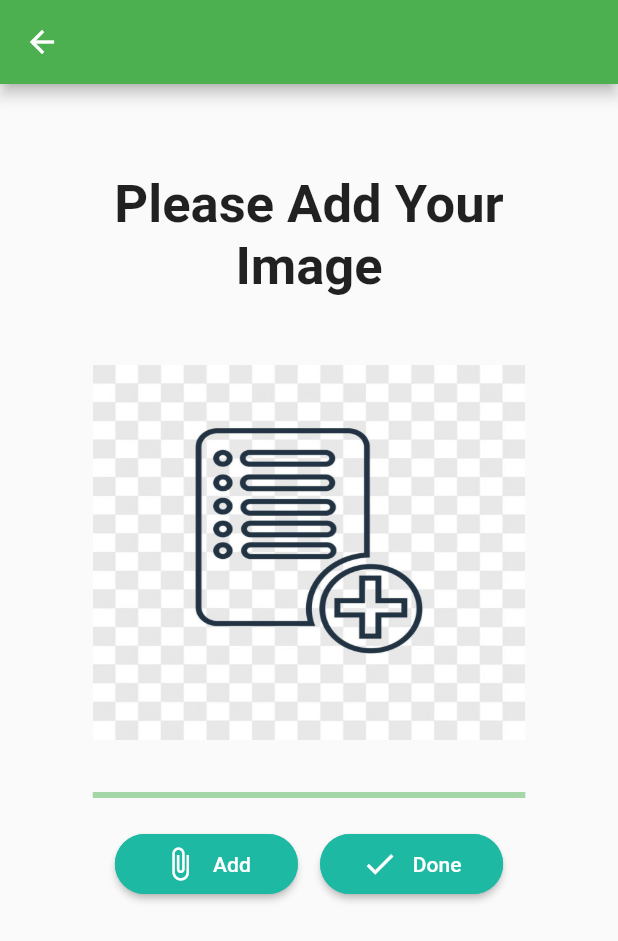
After one commit to rmanselefi/alen_mobile, a Flutter app: the ImageForm screen opened directly, on a phone screen of 412 x 824 dp. The commit adds this screen. Shown: the top 941 px of the screen. Run offline on Flutter 3.47's test engine with Material 2 defaults, Android fonts, the phone set to English and light mode, and no system bars; our stand-ins replace cached_network_image, cloud_firestore, connectivity_plus, country_code_picker, firebase_auth, firebase_core and 10 more; missing offline and left inert: firestore_search, mailto, map_launcher; accounts and stored records are empty; project files that could hold a hidden picture were left out.

Commit message:
Dave Mac

```diff
--- a/lib/ui/Forms/EmailForm.dart
+++ b/lib/ui/Forms/EmailForm.dart
@@ -2,6 +2,7 @@ import 'dart:io';
 
 import 'package:alen/providers/auth.dart';
 import 'package:alen/providers/language.dart';
+import 'package:alen/ui/Forms/MultipleImageForPharmacyAndImporter.dart';
 import 'package:alen/ui/Home/HomePage.dart';
 import 'package:flutter/material.dart';
 import 'package:provider/provider.dart';
@@ -491,7 +492,7 @@ class _EmailFormScreenState extends State<EmailFormScreen> {
                                             context,
                                             MaterialPageRoute(
                                               builder: (BuildContext context) =>
-                                                  HomePage(),
+                                                  ImageForm(),
                                             ),
                                                 (route) => false,
                                           );
--- /dev/null
+++ b/lib/ui/Forms/MultipleImageForPharmacyAndImporter.dart
@@ -0,0 +1,289 @@
+import 'dart:io';
+
+import 'package:alen/providers/auth.dart';
+import 'package:alen/providers/language.dart';
+import 'package:alen/providers/user_preference.dart';
+import 'package:alen/ui/Home/HomePage.dart';
+import 'package:alen/utils/AppColors.dart';
+import 'package:flutter/cupertino.dart';
+import 'package:flutter/material.dart';
+import 'package:image_picker/image_picker.dart';
+import 'package:provider/provider.dart';
+import 'package:shared_preferences/shared_preferences.dart';
+
+class ImageForm extends StatefulWidget {
+  final user;
+  const ImageForm(
+      {Key key, this.user})
+      : super(key: key);
+
+  @override
+  _ImageFormState createState() =>
+      new _ImageFormState();
+}
+
+class _ImageFormState
+    extends State<ImageForm> {
+  static const myCustomColors = AppColors();
+
+  String id;
+  void getHospitalId() {
+    UserPreferences().getUser().then((value) {
+      setState(() {
+        id = value;
+      });
+    });
+  }
+
+  @override
+  void initState() {
+    // TODO: implement initState
+    super.initState();
+    getHospitalId();
+  }
+
+  @override
+  Widget build(BuildContext parentContext) {
+    var pharmacyProvider =
+        Provider.of<AuthProvider>(parentContext, listen: false);
+
+    print("hospitalIdhospitalId $id");
+    return FutureBuilder<dynamic>(
+        future: SharedPreferences.getInstance(),
+        builder: (context, snapshot) {
+          if (snapshot.connectionState == ConnectionState.none &&
+              snapshot.hasData == null) {
+            return CircularProgressIndicator();
+          }
+          print('project snapshot data is: ${snapshot.data}');
+          if (snapshot.data == null) {
+            return Container(
+                child: Center(child: CircularProgressIndicator()));
+          } else {
+            var _myLanguage = snapshot.data.getString("lang");
+            var languageProvider = Provider.of<LanguageProvider>(parentContext, listen: true);
+            languageProvider.langOPT = _myLanguage;
+            return Scaffold(
+              appBar: AppBar(
+                leading: IconButton(
+                    icon: Icon(Icons.arrow_back),
+                    onPressed: () {
+                      Navigator.of(context).pop();
+                    }),
+              ),
+              body: SingleChildScrollView(
+                  child: Stack(
+                    children: <Widget>[
+                      Column(
+                        children: [
+                          Column(
+                            mainAxisSize: MainAxisSize.min,
+                            children: [
+                              Container(
+                                margin: EdgeInsets.fromLTRB(0, 40, 0, 20),
+                              ),
+                              Container(
+                                width: MediaQuery.of(context).size.width*0.7,
+                                child: Text(
+                                  "Please Add Your Image",
+                                  textAlign: TextAlign.center,
+                                  textScaleFactor: 2.5,
+                                  maxLines: 3,
+                                  overflow: TextOverflow.ellipsis,
+                                  style: const TextStyle(
+                                      fontWeight: FontWeight.bold),
+                                ),
+                              ),
+                              Padding(
+                                padding: const EdgeInsets.all(15.0),
+                                child: Container(
+                                    padding: EdgeInsets.only(top: 30),
+                                    child: SizedBox(
+                                      height: 250,
+                                      width: MediaQuery.of(context).size.width*0.7,
+                                      child: (_image == null)
+                                          ? Image.asset(
+                                        'assets/images/addPrescription.jpg',
+                                        fit: BoxFit.fill,
+                                      )
+                                          : Image.file(
+                                        (_image),
+                                        fit: BoxFit.fill,
+                                      ),
+                                    )),
+                              )
+                            ],
+                          ),
+                          Container(
+                            width: MediaQuery.of(context).size.width*0.7,
+                            child: Padding(
+                              padding: const EdgeInsets.symmetric(vertical: 20.0),
+                              child: LinearProgressIndicator(
+                                value: AuthProvider().progress,
+                              ),
+                            ),
+                          ),
+                          Container(
+                            width: MediaQuery.of(context).size.width*0.7,
+                            child: Row(
+                              mainAxisSize: MainAxisSize.max,
+                              mainAxisAlignment: MainAxisAlignment.spaceEvenly,
+                              children: <Widget>[
+                                new ElevatedButton(
+                                    style: ButtonStyle(
+                                        backgroundColor:
+                                        MaterialStateProperty.all<Color>(
+                                            myCustomColors.loginBackgroud),
+                                        shape: MaterialStateProperty.all<
+                                            RoundedRectangleBorder>(
+                                            RoundedRectangleBorder(
+                                                borderRadius:
+                                                BorderRadius.circular(30.0),
+                                                side: BorderSide(
+                                                    color: myCustomColors
+                                                        .loginBackgroud)))),
+                                    child: new Center(
+                                      child: Container(
+                                        width: 90,
+                                          height: 40,
+                                          child: Row(
+                                              mainAxisAlignment: MainAxisAlignment.center,
+                                              mainAxisSize: MainAxisSize.max,
+                                              children: [
+                                                Icon(Icons.attach_file_outlined),
+                                                SizedBox(
+                                                  width: 10,
+                                                ),
+                                                Text('Add')
+                                              ])),
+                                    ),
+                                    onPressed: () {
+                                      getImage(context);
+                                    }),
+                                new ElevatedButton(
+                                    child: new Center(
+                                      child: Container(
+                                          width: 90,
+                                          height: 40,
+                                          child: Row(
+                                              mainAxisAlignment: MainAxisAlignment.center,
+                                              mainAxisSize: MainAxisSize.max,
+                                              children: [
+                                                Icon(Icons.done),
+                                                SizedBox(
+                                                  width: 10,
+                                                ),
+                                                Text('Done')
+                                              ])),
+                                    ),
+                                    style: ButtonStyle(
+                                        backgroundColor:
+                                        MaterialStateProperty.all<Color>(
+                                            myCustomColors.loginBackgroud),
+                                        shape: MaterialStateProperty.all<
+                                            RoundedRectangleBorder>(
+                                            RoundedRectangleBorder(
+                                                borderRadius:
+                                                BorderRadius.circular(30.0),
+                                                side: BorderSide(
+                                                    color: myCustomColors
+                                                        .loginBackgroud)))),
+                                    onPressed: () async {
+                                      if (_image != null) {
+                                        var result =  await Provider.of<AuthProvider>(context,
+                                            listen: false)
+                                            .uploadFile(_image);
+                                        print("resultresultresultresult $result");
+                                        if (result != null) {
+                                          // Navigator.of(context).pop();
+                                          // setState(() {
+                                          //   Provider.of<ImporterProvider>(context,
+                                          //       listen: false)
+                                          //       .fetchImporters(id);
+                                          // });
+                                          Navigator.pushAndRemoveUntil(
+                                            context,
+                                            MaterialPageRoute(
+                                              builder: (BuildContext context) =>
+                                                  HomePage(),
+                                            ),
+                                                (route) => false,
+                                          );
+                                        } else {
+                                          showDialog(
+                                              context: context,
+                                              builder: (context) {
+                                                return AlertDialog(
+                                                  title: Text('Upload Failed'),
+                                                  content: Column(
+                                                    mainAxisSize: MainAxisSize.min,
+                                                    children: [
+                                                      Text(
+                                                        "Couldn't upload image, Please check your internet connection.  Failed",
+                                                        maxLines: 5,
+                                                      ),
+                                                    ],
+                                                  ),
+                                                  actions: <Widget>[
+                                                    Row(
+                                                      mainAxisSize: MainAxisSize.max,
+                                                      mainAxisAlignment:
+                                                      MainAxisAlignment.spaceEvenly,
+                                                      children: <Widget>[
+                                                        new ElevatedButton(
+                                                            child: new Center(
+                                                              child: Container(
+                                                                  child: Row(
+                                                                      mainAxisAlignment:
+                                                                      MainAxisAlignment
+                                                                          .center,
+                                                                      mainAxisSize:
+                                                                      MainAxisSize.max,
+                                                                      children: [
+                                                                        Text('Ok')
+                                                                      ])),
+                                                            ),
+                                                            onPressed: () {
+                                                              Navigator.of(context).pop();
+                                                            }),
+                                                      ],
+                                                    )
+                                                  ],
+                                                );
+                                              });
+                                        }
+                                      } else {
+                                        print('No image selected.');
+                                      }
+                                    })
+                              ],
+                            ),
+                          ),
+                        ],
+                      )
+                    ],
+                  )),
+            );
+          }
+        });
+  }
+
+
+  File _image;
+  final picker = ImagePicker();
+
+  Future getImage(BuildContext ctxt) async {
+    final pickedFile = await picker.pickImage(source: ImageSource.gallery);
+
+    setState(() {
+      if (pickedFile != null) {
+        _image = File(pickedFile.path);
+      } else {
+        print('No image selected.');
+      }
+    });
+  }
+
+  bool isUploaded = false;
+
+}
--- a/lib/utils/languageData.dart
+++ b/lib/utils/languageData.dart
@@ -6,7 +6,7 @@ const Map<String, Map<String, String>> languageData = {
     'Pharmacies': 'Pharmacies',
     'Imaging': 'Imaging',
     'Labs': 'Labs',
-    'HomeCare': 'Home Care',
+    'HomeCare': 'Home Care and Nursing Home',
     'Health Facilities': 'Health Facilities',
     'Importers': 'Importers',
     'Companies': 'Companies',
@@ -116,7 +116,7 @@ const Map<String, Map<String, String>> languageData = {
     'Pharmacies': 'መድሃኒት ቤት',
     'Imaging': 'የራጅ ምርመራዎች',
     'Labs': 'ላብራቶሪዎች',
-    'HomeCare': 'የቤት ውስጥ እንክብካቤ',
+    'HomeCare': 'የቤት እንክብካቤ እና የነርሲንግ ቤት',
     'Health Facilities': 'ሆስፒታሎች',
     'Importers': 'አስመጪዎች',
     'Companies': 'ኩባንያዎች',
```
Also changed, not shown: lib/main.dart (+4 -3 lines), lib/providers/auth.dart (+64 -9 lines), lib/providers/user_preference.dart (+9 -0 lines), lib/ui/Home/HomePage.dart (+41 -12 lines), 10 other files.
